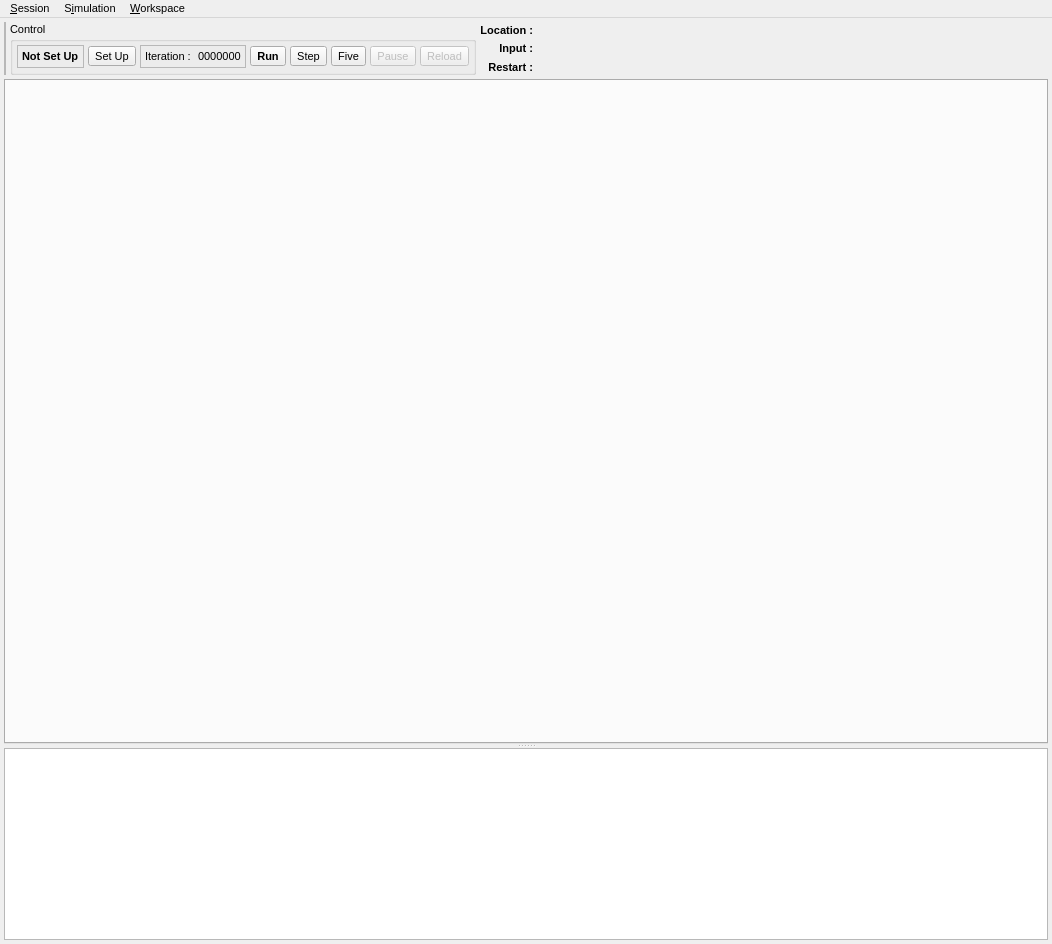
Above: src/gui/gui.ui from disorderedmaterials/dissolve before the change. Below: the same form after it.
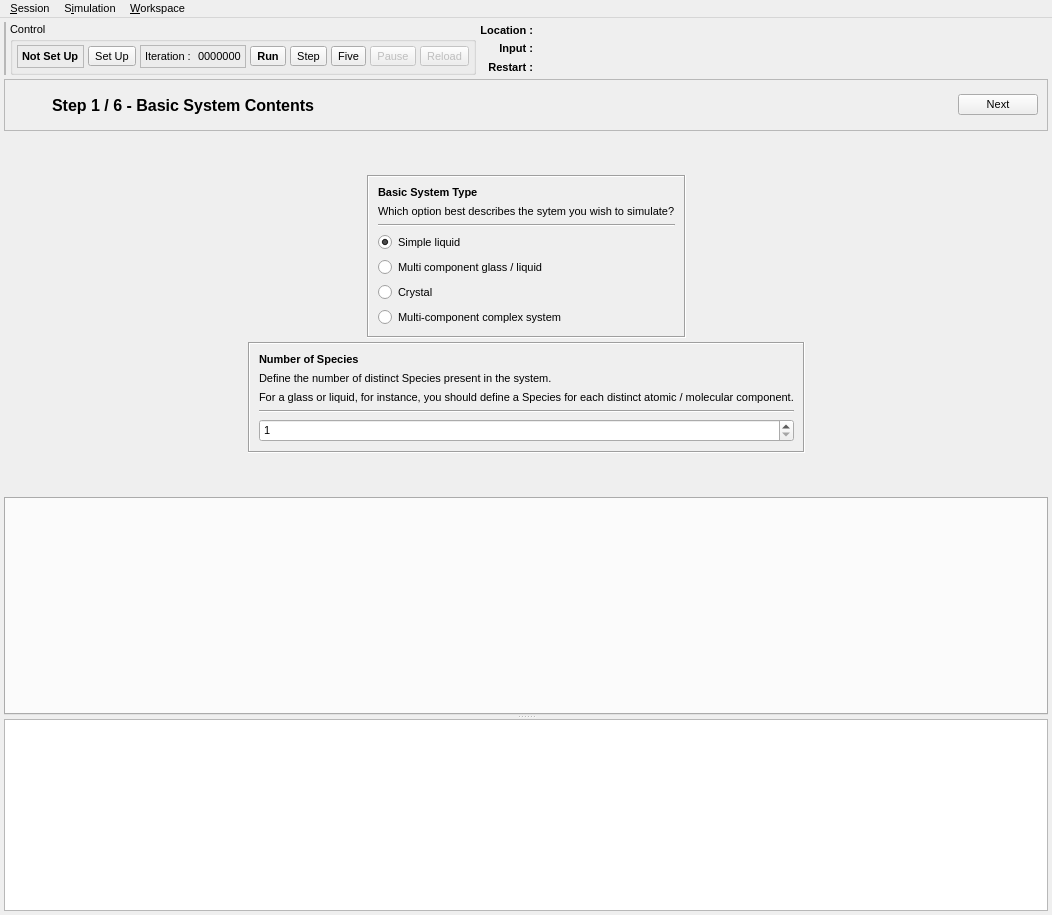
That is the form after the change. The open tabs and pages were chosen to show the change. Icons and pictures are not drawn. Custom widgets are drawn as their Qt base class.

Commit message: Partial addition fo Wizard to gui.

Patch:
```diff
--- a/src/gui/gui.ui
+++ b/src/gui/gui.ui
@@ -7,7 +7,7 @@
     <x>0</x>
     <y>0</y>
     <width>1052</width>
-    <height>944</height>
+    <height>915</height>
    </rect>
   </property>
   <property name="font">
@@ -529,6 +529,506 @@
       </item>
      </layout>
     </item>
+    <item>
+     <widget class="QWidget" name="WizardWidget" native="true">
+      <layout class="QVBoxLayout" name="verticalLayout_3">
+       <property name="spacing">
+        <number>4</number>
+       </property>
+       <property name="leftMargin">
+        <number>0</number>
+       </property>
+       <property name="topMargin">
+        <number>0</number>
+       </property>
+       <property name="rightMargin">
+        <number>0</number>
+       </property>
+       <property name="bottomMargin">
+        <number>0</number>
+       </property>
+       <item>
+        <widget class="QStackedWidget" name="WizardStack">
+         <property name="currentIndex">
+          <number>1</number>
+         </property>
+         <widget class="QWidget" name="WizardPage0">
+          <layout class="QVBoxLayout" name="verticalLayout_5">
+           <property name="spacing">
+            <number>4</number>
+           </property>
+           <property name="leftMargin">
+            <number>0</number>
+           </property>
+           <property name="topMargin">
+            <number>0</number>
+           </property>
+           <property name="rightMargin">
+            <number>0</number>
+           </property>
+           <property name="bottomMargin">
+            <number>0</number>
+           </property>
+           <item>
+            <widget class="QFrame" name="WizardHeader0">
+             <property name="frameShape">
+              <enum>QFrame::StyledPanel</enum>
+             </property>
+             <property name="frameShadow">
+              <enum>QFrame::Raised</enum>
+             </property>
+             <layout class="QHBoxLayout" name="horizontalLayout_6">
+              <item>
+               <widget class="QLabel" name="WizardIconLabel">
+                <property name="sizePolicy">
+                 <sizepolicy hsizetype="Fixed" vsizetype="Fixed">
+                  <horstretch>0</horstretch>
+                  <verstretch>0</verstretch>
+                 </sizepolicy>
+                </property>
+                <property name="minimumSize">
+                 <size>
+                  <width>32</width>
+                  <height>32</height>
+                 </size>
+                </property>
+                <property name="maximumSize">
+                 <size>
+                  <width>32</width>
+                  <height>32</height>
+                 </size>
+                </property>
+                <property name="text">
+                 <string/>
+                </property>
+                <property name="pixmap">
+                 <pixmap resource="icons.qrc">:/wizard/icons/wizard.svg</pixmap>
+                </property>
+                <property name="scaledContents">
+                 <bool>true</bool>
+                </property>
+               </widget>
+              </item>
+              <item>
+               <widget class="QLabel" name="WizardStepLabel">
+                <property name="sizePolicy">
+                 <sizepolicy hsizetype="Expanding" vsizetype="Preferred">
+                  <horstretch>0</horstretch>
+                  <verstretch>0</verstretch>
+                 </sizepolicy>
+                </property>
+                <property name="font">
+                 <font>
+                  <pointsize>12</pointsize>
+                  <weight>75</weight>
+                  <bold>true</bold>
+                 </font>
+                </property>
+                <property name="text">
+                 <string>Step 1 / 6 - Basic System Contents</string>
+                </property>
+               </widget>
+              </item>
+              <item>
+               <widget class="QPushButton" name="Wizard0NextButton">
+                <property name="text">
+                 <string>Next</string>
+                </property>
+                <property name="icon">
+                 <iconset resource="icons.qrc">
+                  <normaloff>:/general/icons/general_arrowright.svg</normaloff>:/general/icons/general_arrowright.svg</iconset>
+                </property>
+                <property name="iconSize">
+                 <size>
+                  <width>16</width>
+                  <height>16</height>
+                 </size>
+                </property>
+               </widget>
+              </item>
+             </layout>
+            </widget>
+           </item>
+           <item>
+            <spacer name="verticalSpacer">
+             <property name="orientation">
+              <enum>Qt::Vertical</enum>
+             </property>
+             <property name="sizeHint" stdset="0">
+              <size>
+               <width>20</width>
+               <height>40</height>
+              </size>
+             </property>
+            </spacer>
+           </item>
+           <item>
+            <layout class="QHBoxLayout" name="horizontalLayout_7">
+             <item>
+              <spacer name="horizontalSpacer">
+               <property name="orientation">
+                <enum>Qt::Horizontal</enum>
+               </property>
+               <property name="sizeHint" stdset="0">
+                <size>
+                 <width>40</width>
+                 <height>20</height>
+                </size>
+               </property>
+              </spacer>
+             </item>
+             <item>
+              <widget class="QFrame" name="PageCentralFrame">
+               <property name="frameShape">
+                <enum>QFrame::Box</enum>
+               </property>
+               <property name="frameShadow">
+                <enum>QFrame::Sunken</enum>
+               </property>
+               <layout class="QVBoxLayout" name="verticalLayout_2">
+                <item>
+                 <widget class="QLabel" name="label_7">
+                  <property name="font">
+                   <font>
+                    <weight>75</weight>
+                    <bold>true</bold>
+                   </font>
+                  </property>
+                  <property name="text">
+                   <string>Basic System Type</string>
+                  </property>
+                 </widget>
+                </item>
+                <item>
+                 <widget class="QLabel" name="label_8">
+                  <property name="text">
+                   <string>Which option best describes the sytem you wish to simulate?</string>
+                  </property>
+                 </widget>
+                </item>
+                <item>
+                 <widget class="Line" name="line">
+                  <property name="orientation">
+                   <enum>Qt::Horizontal</enum>
+                  </property>
+                 </widget>
+                </item>
+                <item>
+                 <widget class="QRadioButton" name="Wizard0SingleComponentLiquidRadio">
+                  <property name="text">
+                   <string>Simple liquid</string>
+                  </property>
+                  <property name="checked">
+                   <bool>true</bool>
+                  </property>
+                 </widget>
+                </item>
+                <item>
+                 <widget class="QRadioButton" name="Wizard0MultiComponentLiquidRadio">
+                  <property name="text">
+                   <string>Multi component glass / liquid</string>
+                  </property>
+                 </widget>
+                </item>
+                <item>
+                 <widget class="QRadioButton" name="Wizard0CrystalRadio">
+                  <property name="text">
+                   <string>Crystal</string>
+                  </property>
+                 </widget>
+                </item>
+                <item>
+                 <widget class="QRadioButton" name="Wizard0MultiComponentComplexRadio">
+                  <property name="text">
+                   <string>Multi-component complex system</string>
+                  </property>
+                 </widget>
+                </item>
+               </layout>
+              </widget>
+             </item>
+             <item>
+              <spacer name="horizontalSpacer_2">
+               <property name="orientation">
+                <enum>Qt::Horizontal</enum>
+               </property>
+               <property name="sizeHint" stdset="0">
+                <size>
+                 <width>40</width>
+                 <height>20</height>
+                </size>
+               </property>
+              </spacer>
+             </item>
+            </layout>
+           </item>
+           <item>
+            <layout class="QHBoxLayout" name="horizontalLayout_8">
+             <item>
+              <spacer name="horizontalSpacer_3">
+               <property name="orientation">
+                <enum>Qt::Horizontal</enum>
+               </property>
+               <property name="sizeHint" stdset="0">
+                <size>
+                 <width>40</width>
+                 <height>20</height>
+                </size>
+               </property>
+              </spacer>
+             </item>
+             <item>
+              <widget class="QFrame" name="PageCentralFrame_2">
+               <property name="frameShape">
+                <enum>QFrame::Box</enum>
+               </property>
+               <property name="frameShadow">
+                <enum>QFrame::Sunken</enum>
+               </property>
+               <layout class="QVBoxLayout" name="verticalLayout_4">
+                <item>
+                 <widget class="QLabel" name="label_10">
+                  <property name="font">
+                   <font>
+                    <weight>75</weight>
+                    <bold>true</bold>
+                   </font>
+                  </property>
+                  <property name="text">
+                   <string>Number of Species</string>
+                  </property>
+                 </widget>
+                </item>
+                <item>
+                 <widget class="QLabel" name="label_11">
+                  <property name="text">
+                   <string>Define the number of distinct Species present in the system.</string>
+                  </property>
+                 </widget>
+                </item>
+                <item>
+                 <widget class="QLabel" name="label_12">
+                  <property name="text">
+                   <string>For a glass or liquid, for instance, you should define a Species for each distinct atomic / molecular component.</string>
+                  </property>
+                 </widget>
+                </item>
+                <item>
+                 <widget class="Line" name="line_2">
+                  <property name="orientation">
+                   <enum>Qt::Horizontal</enum>
+                  </property>
+                 </widget>
+                </item>
+                <item>
+                 <widget class="QSpinBox" name="Wizard0NSpeciesSpin">
+                  <property name="minimum">
+                   <number>1</number>
+                  </property>
+                 </widget>
+                </item>
+               </layout>
+              </widget>
+             </item>
+             <item>
+              <spacer name="horizontalSpacer_4">
+               <property name="orientation">
+                <enum>Qt::Horizontal</enum>
+               </property>
+               <property name="sizeHint" stdset="0">
+                <size>
+                 <width>40</width>
+                 <height>20</height>
+                </size>
+               </property>
+              </spacer>
+             </item>
+            </layout>
+           </item>
+           <item>
+            <spacer name="verticalSpacer_2">
+             <property name="orientation">
+              <enum>Qt::Vertical</enum>
+             </property>
+             <property name="sizeHint" stdset="0">
+              <size>
+               <width>20</width>
+               <height>40</height>
+              </size>
+             </property>
+            </spacer>
+           </item>
+          </layout>
+         </widget>
+         <widget class="QWidget" name="WizardPage1">
+          <layout class="QVBoxLayout" name="verticalLayout_8">
+           <property name="spacing">
+            <number>4</number>
+           </property>
+           <property name="leftMargin">
+            <number>0</number>
+           </property>
+           <property name="topMargin">
+            <number>0</number>
+           </property>
+           <property name="rightMargin">
+            <number>0</number>
+           </property>
+           <property name="bottomMargin">
+            <number>0</number>
+           </property>
+           <item>
+            <widget class="QFrame" name="WizardHeader0_2">
+             <property name="frameShape">
+              <enum>QFrame::StyledPanel</enum>
+             </property>
+             <property name="frameShadow">
+              <enum>QFrame::Raised</enum>
+             </property>
+             <layout class="QHBoxLayout" name="horizontalLayout_11">
+              <item>
+               <widget class="QLabel" name="WizardIconLabel_2">
+                <property name="sizePolicy">
+                 <sizepolicy hsizetype="Fixed" vsizetype="Fixed">
+                  <horstretch>0</horstretch>
+                  <verstretch>0</verstretch>
+                 </sizepolicy>
+                </property>
+                <property name="minimumSize">
+                 <size>
+                  <width>32</width>
+                  <height>32</height>
+                 </size>
+                </property>
+                <property name="maximumSize">
+                 <size>
+                  <width>32</width>
+                  <height>32</height>
+                 </size>
+                </property>
+                <property name="text">
+                 <string/>
+                </property>
+                <property name="pixmap">
+                 <pixmap resource="icons.qrc">:/wizard/icons/wizard.svg</pixmap>
+                </property>
+                <property name="scaledContents">
+                 <bool>true</bool>
+                </property>
+               </widget>
+              </item>
+              <item>
+               <widget class="QLabel" name="WizardStepLabel_2">
+                <property name="sizePolicy">
+                 <sizepolicy hsizetype="Expanding" vsizetype="Preferred">
+                  <horstretch>0</horstretch>
+                  <verstretch>0</verstretch>
+                 </sizepolicy>
+                </property>
+                <property name="font">
+                 <font>
+                  <pointsize>12</pointsize>
+                  <weight>75</weight>
+                  <bold>true</bold>
+                 </font>
+                </property>
+                <property name="text">
+                 <string>Step 2 / 6 - Define Species</string>
+                </property>
+               </widget>
+              </item>
+              <item>
+               <widget class="QPushButton" name="Wizard0NextButton_2">
+                <property name="text">
+                 <string>Next</string>
+                </property>
+                <property name="icon">
+                 <iconset resource="icons.qrc">
+                  <normaloff>:/general/icons/general_arrowright.svg</normaloff>:/general/icons/general_arrowright.svg</iconset>
+                </property>
+                <property name="iconSize">
+                 <size>
+                  <width>16</width>
+                  <height>16</height>
+                 </size>
+                </property>
+               </widget>
+              </item>
+             </layout>
+            </widget>
+           </item>
+           <item>
+            <layout class="QHBoxLayout" name="horizontalLayout_10">
+             <item>
+              <spacer name="horizontalSpacer_7">
+               <property name="orientation">
+                <enum>Qt::Horizontal</enum>
+               </property>
+               <property name="sizeHint" stdset="0">
+                <size>
+                 <width>40</width>
+                 <height>20</height>
+                </size>
+               </property>
+              </spacer>
+             </item>
+             <item>
+              <widget class="QFrame" name="PageCentralFrame_4">
+               <property name="frameShape">
+                <enum>QFrame::Box</enum>
+               </property>
+               <property name="frameShadow">
+                <enum>QFrame::Sunken</enum>
+               </property>
+               <layout class="QVBoxLayout" name="verticalLayout_7">
+                <item>
+                 <widget class="QLabel" name="label_9">
+                  <property name="font">
+                   <font>
+                    <weight>75</weight>
+                    <bold>true</bold>
+                   </font>
+                  </property>
+                  <property name="text">
+                   <string>Basic System Type</string>
+                  </property>
+                 </widget>
+                </item>
+                <item>
+                 <widget class="QLabel" name="label_16">
+                  <property name="text">
+                   <string>Which option best describes the sytem you wish to simulate?</string>
+                  </property>
+                 </widget>
+                </item>
+               </layout>
+              </widget>
+             </item>
+             <item>
+              <spacer name="horizontalSpacer_8">
+               <property name="orientation">
+                <enum>Qt::Horizontal</enum>
+               </property>
+               <property name="sizeHint" stdset="0">
+                <size>
+                 <width>40</width>
+                 <height>20</height>
+                </size>
+               </property>
+              </spacer>
+             </item>
+            </layout>
+           </item>
+           <item>
+            <widget class="SuperTabWidget" name="Wizard1SpeciesTabs"/>
+           </item>
+          </layout>
+         </widget>
+        </widget>
+       </item>
+      </layout>
+     </widget>
+    </item>
     <item>
      <widget class="QSplitter" name="splitter">
       <property name="orientation">
```
The commit also changes 3 other files.
